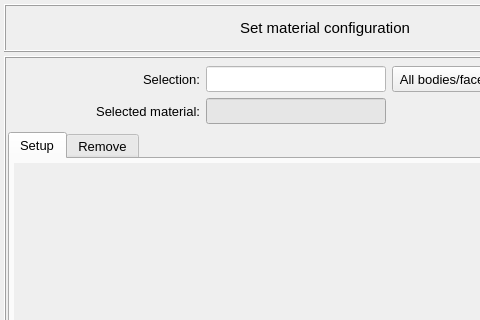
Before: the Qt Designer form vibra/interface/data/ui_files/model/setup/material/set_material.ui in MOPT-UFSC/VIBRA, drawn with Qt 5; both pictures show x 0 to 480 and y 0 to 320 of the 650 by 470 pixel window.
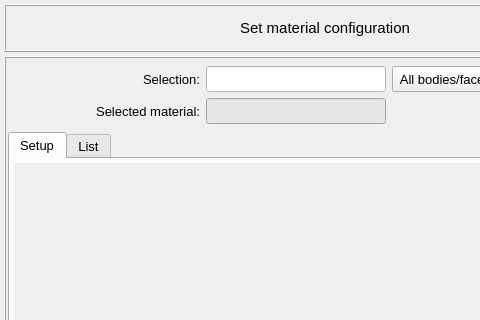
After: the same form once the commit is applied.

Commit message: Rename Remove by List tabs

```diff
--- a/vibra/interface/data/ui_files/model/setup/material/set_material.ui
+++ b/vibra/interface/data/ui_files/model/setup/material/set_material.ui
@@ -353,7 +353,7 @@
         </widget>
         <widget class="QWidget" name="tab_edit">
          <attribute name="title">
-          <string>Remove</string>
+          <string>List</string>
          </attribute>
          <layout class="QGridLayout" name="gridLayout_6">
           <item row="0" column="0">
```
Left out of the diff: 2 changed lines with no effect on the pictures. The commit also changes 17 other files.
